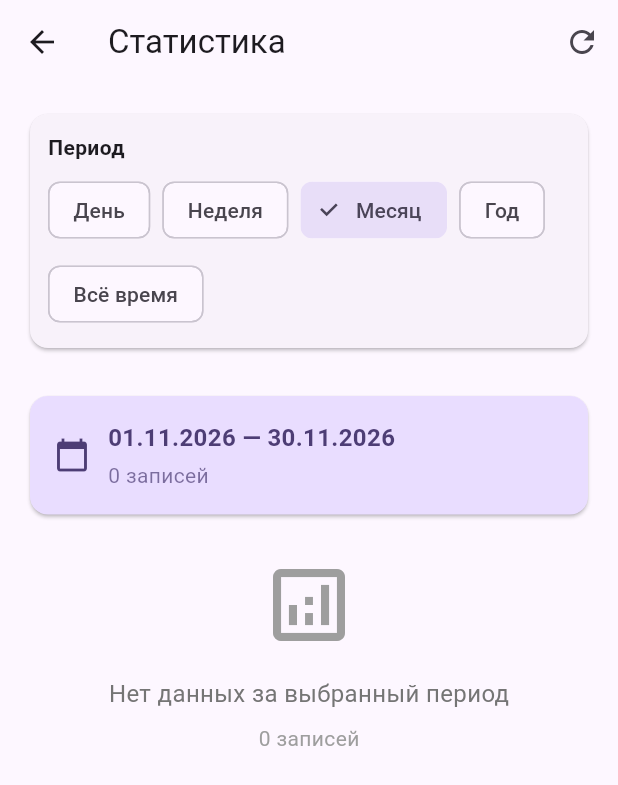
After one commit to Kastel-Mihalson/FinStatsApp, a Flutter app: the screen it shows after launch, after a tap on the "analytics" icon, on a phone screen of 412 x 824 dp. The commit adds this screen. Shown: the top 785 px of the screen. Run offline on Flutter 3.47's test engine with Material 3 defaults, Android fonts, the phone set to English and light mode, and no system bars; our stand-ins replace get_it, sqflite; accounts and stored records are empty.

Commit message:
Этап 4. Доработка страницы Раздела

```diff
--- a/lib/core/di/injection.dart
+++ b/lib/core/di/injection.dart
@@ -12,6 +12,7 @@ import '../../domain/repositories/section_repository.dart';
 import '../../domain/repositories/unit_repository.dart';
 import '../../presentation/providers/entry_provider.dart';
 import '../../presentation/providers/section_provider.dart';
+import '../../presentation/providers/statistics_provider.dart';
 import '../../presentation/providers/unit_provider.dart';
 
 final getIt = GetIt.instance;
@@ -53,6 +54,9 @@ Future<void> setupDependencies() async {
   getIt.registerFactory<EntryProvider>(
     () => EntryProvider(getIt()),
   );
+  getIt.registerFactory<StatisticsProvider>(
+    () => StatisticsProvider(getIt(), getIt()),
+  );
 
   // Инициализация БД (создание таблиц и предзаполнение)
   await getIt<DatabaseHelper>().database;
--- a/lib/main.dart
+++ b/lib/main.dart
@@ -6,6 +6,7 @@ import 'core/di/injection.dart';
 import 'presentation/pages/sections_list_screen.dart';
 import 'presentation/providers/entry_provider.dart';
 import 'presentation/providers/section_provider.dart';
+import 'presentation/providers/statistics_provider.dart';
 import 'presentation/providers/unit_provider.dart';
 
 /// Название приложения внутри Flutter (заголовок в списке запущенных).
@@ -51,6 +52,7 @@ class App extends StatelessWidget {
         ChangeNotifierProvider(create: (_) => getIt<UnitProvider>()),
         ChangeNotifierProvider(create: (_) => getIt<SectionProvider>()),
         ChangeNotifierProvider(create: (_) => getIt<EntryProvider>()),
+        ChangeNotifierProvider(create: (_) => getIt<StatisticsProvider>()),
       ],
       child: MaterialApp(
         title: appTitle,
--- a/lib/presentation/pages/sections_list_screen.dart
+++ b/lib/presentation/pages/sections_list_screen.dart
@@ -4,6 +4,7 @@ import 'package:provider/provider.dart';
 import '../providers/section_provider.dart';
 import 'section_form_screen.dart';
 import 'section_detail_screen.dart';
+import 'statistics_screen.dart';
 
 /// Главный экран: список всех разделов
 class SectionsListScreen extends StatelessWidget {
@@ -15,6 +16,18 @@ class SectionsListScreen extends StatelessWidget {
       appBar: AppBar(
         title: const Text('Разделы'),
         actions: [
+          IconButton(
+            icon: const Icon(Icons.analytics),
+            tooltip: 'Статистика',
+            onPressed: () {
+              Navigator.push(
+                context,
+                MaterialPageRoute(
+                  builder: (context) => const StatisticsScreen(),
+                ),
+              );
+            },
+          ),
           IconButton(
             icon: const Icon(Icons.refresh),
             onPressed: () {
--- /dev/null
+++ b/lib/presentation/pages/statistics_screen.dart
@@ -0,0 +1,417 @@
+import 'package:flutter/material.dart';
+import 'package:provider/provider.dart';
+
+import '../../core/utils/date_utils.dart';
+import '../providers/statistics_provider.dart';
+
+/// Экран статистики с агрегацией данных
+class StatisticsScreen extends StatelessWidget {
+  const StatisticsScreen({super.key});
+
+  @override
+  Widget build(BuildContext context) {
+    return Scaffold(
+      appBar: AppBar(
+        title: const Text('Статистика'),
+        actions: [
+          IconButton(
+            icon: const Icon(Icons.refresh),
+            onPressed: () {
+              context.read<StatisticsProvider>().refreshData();
+            },
+          ),
+        ],
+      ),
+      body: Consumer<StatisticsProvider>(
+        builder: (context, provider, child) {
+          if (provider.isLoading) {
+            return const Center(child: CircularProgressIndicator());
+          }
+
+          if (provider.errorMessage != null) {
+            return Center(
+              child: Column(
+                mainAxisAlignment: MainAxisAlignment.center,
+                children: [
+                  Text(
+                    provider.errorMessage!,
+                    style: const TextStyle(color: Colors.red),
+                    textAlign: TextAlign.center,
+                  ),
+                  const SizedBox(height: 16),
+                  ElevatedButton(
+                    onPressed: () => provider.refreshData(),
+                    child: const Text('Повторить'),
+                  ),
+                ],
+              ),
+            );
+          }
+
+          return SingleChildScrollView(
+            padding: const EdgeInsets.all(16),
+            child: Column(
+              crossAxisAlignment: CrossAxisAlignment.stretch,
+              children: [
+                // Фильтр периода
+                _PeriodFilter(),
+                const SizedBox(height: 24),
+
+                // Информация о периоде
+                _PeriodInfo(),
+                const SizedBox(height: 24),
+
+                // Денежная статистика
+                if (provider.moneyAggregations.isNotEmpty) ...[
+                  _SectionTitle(
+                    title: 'Деньги',
+                    icon: Icons.attach_money,
+                  ),
+                  const SizedBox(height: 12),
+                  ...provider.moneyAggregations.map((agg) => _MoneyCard(agg)),
+                  const SizedBox(height: 24),
+                ],
+
+                // Количественная статистика
+                if (provider.quantityAggregations.isNotEmpty) ...[
+                  _SectionTitle(
+                    title: 'Количества',
+                    icon: Icons.numbers,
+                  ),
+                  const SizedBox(height: 12),
+                  ...provider.quantityAggregations.map((agg) => _QuantityCard(agg)),
+                  const SizedBox(height: 24),
+                ],
+
+                // Если нет данных
+                if (provider.moneyAggregations.isEmpty &&
+                    provider.quantityAggregations.isEmpty) ...[
+                  Center(
+                    child: Column(
+                      children: [
+                        const Icon(
+                          Icons.analytics_outlined,
+                          size: 64,
+                          color: Colors.grey,
+                        ),
+                        const SizedBox(height: 16),
+                        Text(
+                          'Нет данных за выбранный период',
+                          style: TextStyle(
+                            fontSize: 16,
+                            color: Colors.grey[600],
+                          ),
+                        ),
+                        const SizedBox(height: 8),
+                        Text(
+                          '${provider.entriesCount} записей',
+                          style: TextStyle(
+                            fontSize: 14,
+                            color: Colors.grey[500],
+                          ),
+                        ),
+                      ],
+                    ),
+                  ),
+                ],
+              ],
+            ),
+          );
+        },
+      ),
+    );
+  }
+}
+
+/// Фильтр выбора периода
+class _PeriodFilter extends StatelessWidget {
+  @override
+  Widget build(BuildContext context) {
+    final provider = context.watch<StatisticsProvider>();
+
+    return Card(
+      child: Padding(
+        padding: const EdgeInsets.all(12),
+        child: Column(
+          crossAxisAlignment: CrossAxisAlignment.start,
+          children: [
+            const Text(
+              'Период',
+              style: TextStyle(
+                fontSize: 14,
+                fontWeight: FontWeight.w600,
+              ),
+            ),
+            const SizedBox(height: 8),
+            Wrap(
+              spacing: 8,
+              runSpacing: 8,
+              children: [
+                _PeriodChip(
+                  label: 'День',
+                  period: PeriodType.day,
+                  isSelected: provider.selectedPeriod == PeriodType.day,
+                ),
+                _PeriodChip(
+                  label: 'Неделя',
+                  period: PeriodType.week,
+                  isSelected: provider.selectedPeriod == PeriodType.week,
+                ),
+                _PeriodChip(
+                  label: 'Месяц',
+                  period: PeriodType.month,
+                  isSelected: provider.selectedPeriod == PeriodType.month,
+                ),
+                _PeriodChip(
+                  label: 'Год',
+                  period: PeriodType.year,
+                  isSelected: provider.selectedPeriod == PeriodType.year,
+                ),
+                _PeriodChip(
+                  label: 'Всё время',
+                  period: PeriodType.all,
+                  isSelected: provider.selectedPeriod == PeriodType.all,
+                ),
+              ],
+            ),
+          ],
+        ),
+      ),
+    );
+  }
+}
+
+/// Чип для выбора периода
+class _PeriodChip extends StatelessWidget {
+  final String label;
+  final PeriodType period;
+  final bool isSelected;
+
+  const _PeriodChip({
+    required this.label,
+    required this.period,
+    required this.isSelected,
+  });
+
+  @override
+  Widget build(BuildContext context) {
+    return FilterChip(
+      label: Text(label),
+      selected: isSelected,
+      onSelected: (selected) {
+        if (selected) {
+          context.read<StatisticsProvider>().setPeriod(period);
+        }
+      },
+    );
+  }
+}
+
+/// Информация о текущем периоде
+class _PeriodInfo extends StatelessWidget {
+  @override
+  Widget build(BuildContext context) {
+    final provider = context.watch<StatisticsProvider>();
+    final range = DateTimeUtils.getPeriodRange(
+      provider.selectedDate,
+      provider.selectedPeriod,
+    );
+
+    String periodText;
+    if (provider.selectedPeriod == PeriodType.all) {
+      periodText = 'Всё время';
+    } else {
+      periodText =
+          '${DateTimeUtils.formatDate(range.start)} — ${DateTimeUtils.formatDate(range.end)}';
+    }
+
+    return Card(
+      color: Theme.of(context).colorScheme.primaryContainer,
+      child: Padding(
+        padding: const EdgeInsets.all(16),
+        child: Row(
+          children: [
+            Icon(
+              Icons.calendar_today,
+              color: Theme.of(context).colorScheme.onPrimaryContainer,
+            ),
+            const SizedBox(width: 12),
+            Expanded(
+              child: Column(
+                crossAxisAlignment: CrossAxisAlignment.start,
+                children: [
+                  Text(
+                    periodText,
+                    style: TextStyle(
+                      fontSize: 16,
+                      fontWeight: FontWeight.w600,
+                      color: Theme.of(context).colorScheme.onPrimaryContainer,
+                    ),
+                  ),
+                  const SizedBox(height: 4),
+                  Text(
+                    '${provider.entriesCount} записей',
+                    style: TextStyle(
+                      fontSize: 14,
+                      color: Theme.of(context).colorScheme.onPrimaryContainer.withOpacity(0.7),
+                    ),
+                  ),
+                ],
+              ),
+            ),
+          ],
+        ),
+      ),
+    );
+  }
+}
+
+/// Заголовок секции
+class _SectionTitle extends StatelessWidget {
+  final String title;
+  final IconData icon;
+
+  const _SectionTitle({
+    required this.title,
+    required this.icon,
+  });
+
+  @override
+  Widget build(BuildContext context) {
+    return Row(
+      children: [
+        Icon(icon, size: 20),
+        const SizedBox(width: 8),
+        Text(
+          title,
+          style: const TextStyle(
+            fontSize: 18,
+            fontWeight: FontWeight.bold,
+          ),
+        ),
+      ],
+    );
+  }
+}
+
+/// Карточка денежной агрегации
+class _MoneyCard extends StatelessWidget {
+  final MoneyAggregation aggregation;
+
+  const _MoneyCard(this.aggregation);
+
+  @override
+  Widget build(BuildContext context) {
+    return Card(
+      margin: const EdgeInsets.only(bottom: 8),
+      child: Padding(
+        padding: const EdgeInsets.all(16),
+        child: Row(
+          children: [
+            Container(
+              width: 48,
+              height: 48,
+              decoration: BoxDecoration(
+                color: Theme.of(context).colorScheme.secondaryContainer,
+                shape: BoxShape.circle,
+              ),
+              child: Center(
+                child: Text(
+                  aggregation.displayName,
+                  style: TextStyle(
+                    fontSize: 20,
+                    color: Theme.of(context).colorScheme.onSecondaryContainer,
+                  ),
+                ),
+              ),
+            ),
+            const SizedBox(width: 16),
+            Expanded(
+              child: Column(
+                crossAxisAlignment: CrossAxisAlignment.start,
+                children: [
+                  Text(
+                    aggregation.unitCode,
+                    style: TextStyle(
+                      fontSize: 14,
+                      color: Colors.grey[600],
+                    ),
+                  ),
+                  const SizedBox(height: 4),
+                  Text(
+                    '${aggregation.amountInMainUnits.toStringAsFixed(2)} ${aggregation.displayName}',
+                    style: const TextStyle(
+                      fontSize: 20,
+                      fontWeight: FontWeight.bold,
+                    ),
+                  ),
+                ],
+              ),
+            ),
+          ],
+        ),
+      ),
+    );
+  }
+}
+
+/// Карточка количественной агрегации
+class _QuantityCard extends StatelessWidget {
+  final QuantityAggregation aggregation;
+
+  const _QuantityCard(this.aggregation);
+
+  @override
+  Widget build(BuildContext context) {
+    return Card(
+      margin: const EdgeInsets.only(bottom: 8),
+      child: Padding(
+        padding: const EdgeInsets.all(16),
+        child: Row(
+          children: [
+            Container(
+              width: 48,
+              height: 48,
+              decoration: BoxDecoration(
+                color: Theme.of(context).colorScheme.tertiaryContainer,
+                shape: BoxShape.circle,
+              ),
+              child: Center(
+                child: Text(
+                  aggregation.displayName,
+                  style: TextStyle(
+                    fontSize: 18,
+                    color: Theme.of(context).colorScheme.onTertiaryContainer,
+                  ),
+                ),
+              ),
+            ),
+            const SizedBox(width: 16),
+            Expanded(
+              child: Column(
+                crossAxisAlignment: CrossAxisAlignment.start,
+                children: [
+                  Text(
+                    aggregation.unitCode,
+                    style: TextStyle(
+                      fontSize: 14,
+                      color: Colors.grey[600],
+                    ),
+                  ),
+                  const SizedBox(height: 4),
+                  Text(
+                    aggregation.formatted,
+                    style: const TextStyle(
+                      fontSize: 20,
+                      fontWeight: FontWeight.bold,
+                    ),
+                  ),
+                ],
+              ),
+            ),
+          ],
+        ),
+      ),
+    );
+  }
+}
--- /dev/null
+++ b/lib/presentation/providers/statistics_provider.dart
@@ -0,0 +1,96 @@
+import 'package:flutter/foundation.dart';
+
+import '../../core/utils/date_utils.dart';
+import '../../domain/entities/entry.dart';
+import '../../domain/entities/unit.dart';
+import '../../domain/repositories/entry_repository.dart';
+import '../../domain/repositories/unit_repository.dart';
+import '../../domain/usecases/money_aggregation_service.dart';
+import '../../domain/usecases/quantity_aggregation_service.dart';
+
+/// Provider для управления статистикой
+class StatisticsProvider with ChangeNotifier {
+  final EntryRepository _entryRepository;
+  final UnitRepository _unitRepository;
+
+  StatisticsProvider(this._entryRepository, this._unitRepository) {
+    _loadData();
+  }
+
+  PeriodType _selectedPeriod = PeriodType.month;
+  DateTime _selectedDate = DateTime.now();
+
+  List<Entry> _entries = [];
+  List<Unit> _units = [];
+  bool _isLoading = false;
+  String? _errorMessage;
+
+  PeriodType get selectedPeriod => _selectedPeriod;
+  DateTime get selectedDate => _selectedDate;
+  bool get isLoading => _isLoading;
+  String? get errorMessage => _errorMessage;
+
+  /// Получить агрегацию денег
+  List<MoneyAggregation> get moneyAggregations {
+    return MoneyAggregationService.getAggregationsList(
+      entries: _entries,
+      units: _units,
+    );
+  }
+
+  /// Получить агрегацию количеств
+  List<QuantityAggregation> get quantityAggregations {
+    return QuantityAggregationService.getAggregationsList(
+      entries: _entries,
+      units: _units,
+    );
+  }
+
+  /// Получить количество записей
+  int get entriesCount => _entries.length;
+
+  /// Изменить период
+  void setPeriod(PeriodType period) {
+    _selectedPeriod = period;
+    notifyListeners();
+    _loadData();
+  }
+
+  /// Изменить дату
+  void setDate(DateTime date) {
+    _selectedDate = date;
+    notifyListeners();
+    _loadData();
+  }
+
+  /// Загрузить данные
+  Future<void> _loadData() async {
+    _isLoading = true;
+    _errorMessage = null;
+    notifyListeners();
+
+    try {
+      // Получить границы периода
+      final range = DateTimeUtils.getPeriodRange(_selectedDate, _selectedPeriod);
+
+      // Загрузить записи за период
+      _entries = await _entryRepository.getAllEntriesByPeriod(
+        startDate: range.start,
+        endDate: range.end,
+      );
+
+      // Загрузить единицы измерения
+      _units = await _unitRepository.getAllUnits();
+    } catch (e) {
+      _errorMessage = 'Ошибка загрузки статистики: $e';
+    } finally {
+      _isLoading = false;
+      notifyListeners();
+    }
+  }
+
+  /// Обновить данные
+  Future<void> refreshData() async {
+    await _loadData();
+  }
+}
```
